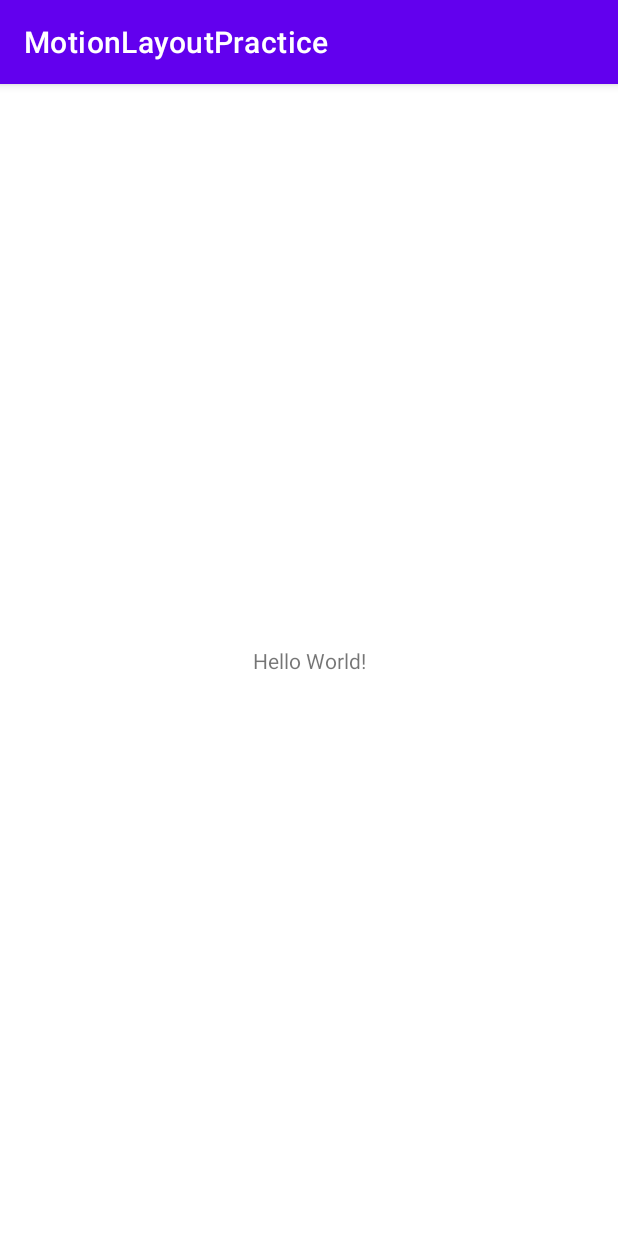
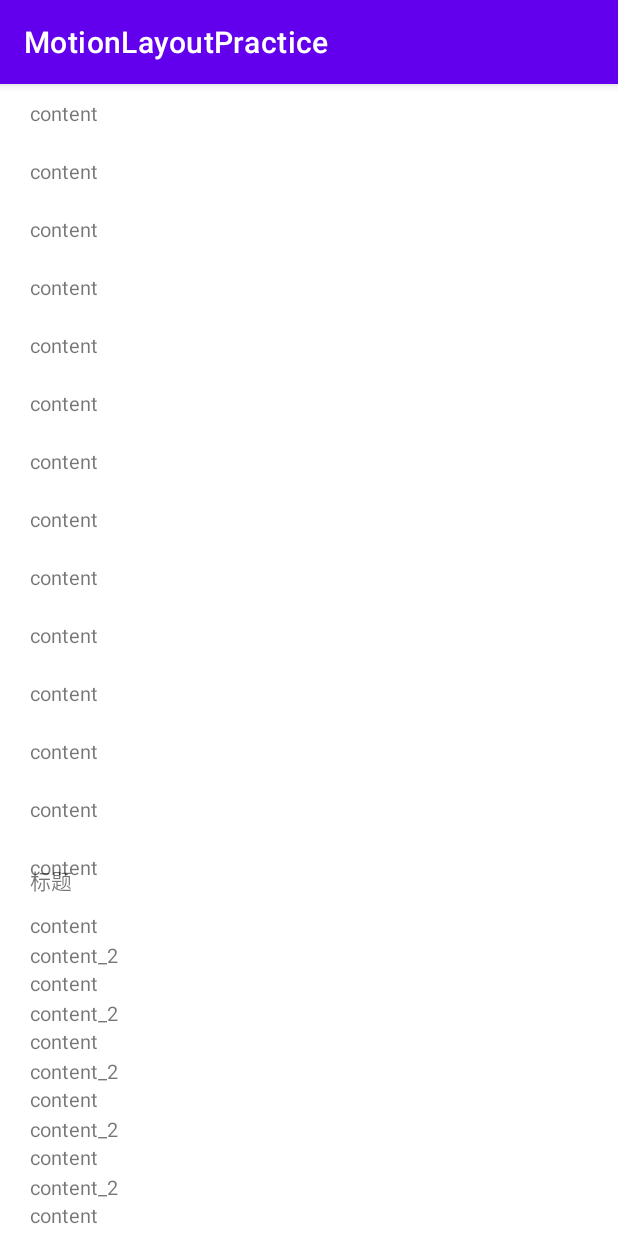
Before and after one commit to xuyong1211/MotionLayoutPractice, an Android app: the screen it shows after launch (MainActivity), on a phone screen of 412 x 824 dp. Run offline under Robolectric (Android 15) with nearby library versions, the phone set to English and light mode, and no system bars.

Commit message:
simple demo

```diff
--- a/app/src/main/java/com/example/motionlayoutpractice/MainActivity.kt
+++ b/app/src/main/java/com/example/motionlayoutpractice/MainActivity.kt
@@ -1,11 +1,34 @@
 package com.example.motionlayoutpractice
 
+import android.annotation.SuppressLint
 import androidx.appcompat.app.AppCompatActivity
 import android.os.Bundle
+import android.widget.ArrayAdapter
+import androidx.constraintlayout.motion.widget.MotionLayout
+import androidx.recyclerview.widget.LinearLayoutManager
+import androidx.recyclerview.widget.RecyclerView
 
 class MainActivity : AppCompatActivity() {
     override fun onCreate(savedInstanceState: Bundle?) {
         super.onCreate(savedInstanceState)
         setContentView(R.layout.activity_main)
+        val motion = findViewById<MotionLayout>(R.id.motion)
+        val rv1 = findViewById<RecyclerView>(R.id.rv_1)
+        rv1.layoutManager = LinearLayoutManager(this,RecyclerView.VERTICAL,false)
+        val adapter = SimpleTextAdapter(arrayListOf("content","content","content","content",
+                "content","content","content","content","content","content","content","content","content","content","content","content","content",
+                "content","content","content","content","content","content","content","content","content","content","content","content","content",
+                "content","content","content","content","content","content","content","content","content","content"))
+        adapter.setLitener {
+            motion.transitionToState(R.id.mid_state)
+        }
+        rv1.adapter = adapter
+
+        val rv2 = findViewById<RecyclerView>(R.id.rv_2)
+        rv2.layoutManager = LinearLayoutManager(this,RecyclerView.VERTICAL,false)
+        rv2.adapter = SimpleTextAdapter(arrayListOf("content_2","content_2","content_2","content_2","content_2","content_2"
+                ,"content_2","content_2","content_2","content_2","content_2","content_2","content_2"))
+
+
     }
 }
--- /dev/null
+++ b/app/src/main/java/com/example/motionlayoutpractice/SimpleTextAdapter.java
@@ -0,0 +1,69 @@
+package com.example.motionlayoutpractice;
+
+import android.view.LayoutInflater;
+import android.view.View;
+import android.view.ViewGroup;
+import android.widget.TextView;
+
+import androidx.annotation.NonNull;
+import androidx.recyclerview.widget.RecyclerView;
+
+
+import java.util.ArrayList;
+
+public class SimpleTextAdapter extends RecyclerView.Adapter {
+    public void setStringArrayList(ArrayList<String> stringArrayList) {
+        this.stringArrayList = stringArrayList;
+    }
+
+    private ArrayList<String> stringArrayList;
+
+    public SimpleTextAdapter(ArrayList<String> stringArrayList) {
+        this.stringArrayList = stringArrayList;
+    }
+
+    @NonNull
+    @Override
+    public RecyclerView.ViewHolder onCreateViewHolder(@NonNull ViewGroup parent, int viewType) {
+        View itemView = LayoutInflater.from(parent.getContext()).inflate(R.layout.base_simple_text_item, parent, false);
+        TextViewHolder textViewHolder = new TextViewHolder(itemView);
+        return textViewHolder;
+    }
+
+    @Override
+    public void onBindViewHolder(@NonNull RecyclerView.ViewHolder holder, final int position) {
+        ((TextViewHolder) holder).simpleText.setText(stringArrayList.get(position));
+        ((TextViewHolder) holder).simpleText.setOnClickListener(new View.OnClickListener() {
+            @Override
+            public void onClick(View v) {
+                if(litener != null){
+                    litener.onClick(stringArrayList.get(position));
+                }
+            }
+        });
+    }
+
+    @Override
+    public int getItemCount() {
+        return stringArrayList.size();
+    }
+
+    static class TextViewHolder extends RecyclerView.ViewHolder {
+        TextView simpleText;
+
+        public TextViewHolder(@NonNull View itemView) {
+            super(itemView);
+            simpleText = itemView.findViewById(R.id.simple_text);
+        }
+    }
+
+
+    public void setLitener(TextClickLitener litener) {
+        this.litener = litener;
+    }
+
+    private TextClickLitener litener;
+    public interface TextClickLitener{
+        void onClick(String text);
+    }
+}
--- a/app/src/main/res/layout/activity_main.xml
+++ b/app/src/main/res/layout/activity_main.xml
@@ -1,18 +1,43 @@
 <?xml version="1.0" encoding="utf-8"?>
-<androidx.constraintlayout.widget.ConstraintLayout xmlns:android="http://schemas.android.com/apk/res/android"
-    xmlns:app="http://schemas.android.com/apk/res-auto"
-    xmlns:tools="http://schemas.android.com/tools"
-    android:layout_width="match_parent"
-    android:layout_height="match_parent"
-    tools:context=".MainActivity">
 
-    <TextView
-        android:layout_width="wrap_content"
-        android:layout_height="wrap_content"
-        android:text="Hello World!"
-        app:layout_constraintBottom_toBottomOf="parent"
-        app:layout_constraintLeft_toLeftOf="parent"
-        app:layout_constraintRight_toRightOf="parent"
-        app:layout_constraintTop_toTopOf="parent" />
 
-</androidx.constraintlayout.widget.ConstraintLayout>
+    <androidx.constraintlayout.motion.widget.MotionLayout
+    android:id="@+id/motion"
+        xmlns:android="http://schemas.android.com/apk/res/android"
+        xmlns:app="http://schemas.android.com/apk/res-auto"
+        xmlns:tools="http://schemas.android.com/tools"
+        android:layout_width="match_parent"
+        android:layout_height="match_parent"
+        app:layoutDescription="@xml/scene_1"
+        tools:context=".MainActivity">
+        <androidx.recyclerview.widget.RecyclerView
+            android:id="@+id/rv_1"
+            android:layout_width="match_parent"
+            android:layout_height="match_parent"/>
+        <androidx.constraintlayout.widget.ConstraintLayout
+            android:id="@+id/cl_layout"
+            android:layout_width="match_parent"
+            android:layout_height="0dp"
+            android:layout_marginTop="500dp"
+            app:layout_constraintTop_toTopOf="parent"
+            app:layout_constraintBottom_toBottomOf="parent">
+            <TextView
+                android:id="@+id/tv_1"
+                android:layout_width="match_parent"
+                android:layout_height="wrap_content"
+                android:padding="20dp"
+                android:text="标题"
+                app:layout_constraintTop_toTopOf="parent"
+                />
+            <androidx.recyclerview.widget.RecyclerView
+                android:id="@+id/rv_2"
+                android:layout_width="match_parent"
+                android:layout_height="0dp"
+                app:layout_constraintTop_toBottomOf="@id/tv_1"
+                app:layout_constraintBottom_toBottomOf="parent"
+                >
+
+            </androidx.recyclerview.widget.RecyclerView>
+        </androidx.constraintlayout.widget.ConstraintLayout>
+
+    </androidx.constraintlayout.motion.widget.MotionLayout>
--- /dev/null
+++ b/app/src/main/res/layout/base_simple_text_item.xml
@@ -0,0 +1,16 @@
+<?xml version="1.0" encoding="utf-8"?>
+<LinearLayout xmlns:android="http://schemas.android.com/apk/res/android"
+    android:layout_width="match_parent"
+    android:layout_height="wrap_content"
+    android:orientation="vertical">
+    <TextView
+        android:id="@+id/simple_text"
+        android:layout_width="match_parent"
+        android:layout_height="wrap_content"
+        android:text="item"
+        android:textSize="13sp"
+        android:paddingLeft="20dp"
+        android:paddingTop="10dp"
+        android:paddingBottom="10dp"/>
+
+</LinearLayout>
--- a/app/src/main/res/values/themes.xml
+++ b/app/src/main/res/values/themes.xml
@@ -4,11 +4,11 @@
         <!-- Primary brand color. -->
         <item name="colorPrimary">@color/purple_500</item>
         <item name="colorPrimaryVariant">@color/purple_700</item>
-        <item name="colorOnPrimary">@color/white</item>
+        <item name="colorOnPrimary">@color/black</item>
         <!-- Secondary brand color. -->
         <item name="colorSecondary">@color/teal_200</item>
         <item name="colorSecondaryVariant">@color/teal_700</item>
-        <item name="colorOnSecondary">@color/black</item>
+        <item name="colorOnSecondary">@color/white</item>
         <!-- Status bar color. -->
         <item name="android:statusBarColor" tools:targetApi="l">?attr/colorPrimaryVariant</item>
         <!-- Customize your theme here. -->
--- /dev/null
+++ b/app/src/main/res/xml/scene_1.xml
@@ -0,0 +1,105 @@
+<?xml version="1.0" encoding="utf-8"?>
+<MotionScene xmlns:android="http://schemas.android.com/apk/res/android"
+    xmlns:app="http://schemas.android.com/apk/res-auto">
+    <Transition
+        app:constraintSetEnd="@+id/mid_state"
+        app:constraintSetStart="@+id/bottom_state"
+        app:duration="300">
+        <OnSwipe
+            app:touchAnchorId="@id/cl_layout"
+            app:dragDirection="dragUp"
+            app:touchAnchorSide="top" />
+    </Transition>
+<!--    <Transition-->
+<!--        app:constraintSetEnd="@+id/top_state"-->
+<!--        app:constraintSetStart="@+id/mid_state"-->
+<!--        app:duration="300">-->
+<!--        <OnSwipe-->
+
+<!--            app:touchAnchorId="@id/cl_layout"-->
+<!--            app:dragDirection="dragUp"-->
+<!--            app:touchAnchorSide="top" />-->
+<!--    </Transition>-->
+    <ConstraintSet android:id="@+id/bottom_state">
+        <Constraint
+            android:id="@+id/rv_1"
+            android:layout_width="match_parent"
+            android:layout_height="match_parent" />
+        <Constraint
+            android:id="@+id/cl_layout"
+            android:layout_width="match_parent"
+            android:layout_height="0dp"
+            android:layout_marginTop="500dp"
+            app:layout_constraintBottom_toBottomOf="parent"
+            app:layout_constraintTop_toTopOf="parent" />
+        <Constraint
+            android:id="@+id/tv_1"
+            android:layout_width="match_parent"
+            android:layout_height="wrap_content"
+            android:padding="20dp"
+            android:text="标题"
+            app:layout_constraintTop_toTopOf="parent" />
+        <Constraint
+            android:id="@+id/rv_2"
+            android:layout_width="match_parent"
+            android:layout_height="0dp"
+            app:layout_constraintBottom_toBottomOf="parent"
+            app:layout_constraintTop_toBottomOf="@id/tv_1" />
+
+
+    </ConstraintSet>
+
+    <ConstraintSet android:id="@+id/mid_state">
+        <Constraint
+            android:id="@+id/rv_1"
+            android:layout_width="match_parent"
+            android:layout_height="match_parent" />
+        <Constraint
+            android:id="@+id/cl_layout"
+            android:layout_width="match_parent"
+            android:layout_height="0dp"
+            android:layout_marginTop="300dp"
+            app:layout_constraintBottom_toBottomOf="parent"
+            app:layout_constraintTop_toTopOf="parent" />
+        <Constraint
+            android:id="@+id/tv_1"
+            android:layout_width="match_parent"
+            android:layout_height="wrap_content"
+            android:padding="20dp"
+            android:text="标题"
+            app:layout_constraintTop_toTopOf="parent" />
+        <Constraint
+            android:id="@+id/rv_2"
+            android:layout_width="match_parent"
+            android:layout_height="0dp"
+            app:layout_constraintBottom_toBottomOf="parent"
+            app:layout_constraintTop_toBottomOf="@id/tv_1" />
+    </ConstraintSet>
+
+<!--    <ConstraintSet android:id="@+id/top_state">-->
+<!--        <Constraint-->
+<!--            android:id="@+id/rv_1"-->
+<!--            android:layout_width="match_parent"-->
+<!--            android:layout_height="match_parent" />-->
+<!--        <Constraint-->
+<!--            android:id="@+id/cl_layout"-->
+<!--            android:layout_width="match_parent"-->
+<!--            android:layout_height="0dp"-->
+<!--            android:layout_marginTop="50dp"-->
+<!--            app:layout_constraintBottom_toBottomOf="parent"-->
+<!--            app:layout_constraintTop_toTopOf="parent" />-->
+<!--        <Constraint-->
+<!--            android:id="@+id/tv_1"-->
+<!--            android:layout_width="match_parent"-->
+<!--            android:layout_height="wrap_content"-->
+<!--            android:padding="20dp"-->
+<!--            android:text="标题"-->
+<!--            app:layout_constraintTop_toTopOf="parent" />-->
+<!--        <Constraint-->
+<!--            android:id="@+id/rv_2"-->
+<!--            android:layout_width="match_parent"-->
+<!--            android:layout_height="0dp"-->
+<!--            app:layout_constraintBottom_toBottomOf="parent"-->
+<!--            app:layout_constraintTop_toBottomOf="@id/tv_1" />-->
+<!--    </ConstraintSet>-->
+</MotionScene>
```
Also changed, not shown: gradle/wrapper/gradle-wrapper.properties, 1 other file.
